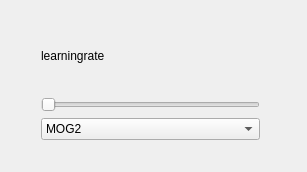
The window that src/ip/dialogs/BackgroundSubtractionStepDialog.ui (schwittlick/BachelorThesis) describes before a commit, drawn with Qt 5.
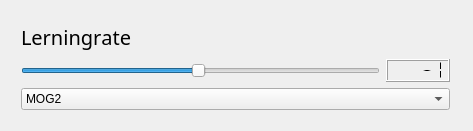
The same window after the commit.

Commit message: fixes the gui for the background subtraction + #79

The edit to the form file:
```diff
--- a/src/ip/dialogs/BackgroundSubtractionStepDialog.ui
+++ b/src/ip/dialogs/BackgroundSubtractionStepDialog.ui
@@ -6,8 +6,8 @@
    <rect>
     <x>0</x>
     <y>0</y>
-    <width>307</width>
-    <height>172</height>
+    <width>473</width>
+    <height>131</height>
    </rect>
   </property>
   <property name="windowTitle">
@@ -16,28 +16,63 @@
   <widget class="QWidget" name="layoutWidget">
    <property name="geometry">
     <rect>
-     <x>30</x>
+     <x>10</x>
      <y>10</y>
-     <width>241</width>
-     <height>141</height>
+     <width>451</width>
+     <height>111</height>
     </rect>
    </property>
-   <layout class="QVBoxLayout" name="verticalLayout">
+   <layout class="QVBoxLayout" name="verticalLayout_2">
     <item>
      <widget class="QLabel" name="label_learningrate">
+      <property name="font">
+       <font>
+        <family>Replica-Bold</family>
+        <pointsize>15</pointsize>
+        <kerning>false</kerning>
+       </font>
+      </property>
       <property name="text">
-       <string>learningrate</string>
+       <string>Lerningrate</string>
       </property>
      </widget>
     </item>
+    <item>
+     <layout class="QVBoxLayout" name="verticalLayout">
+      <item>
+       <layout class="QHBoxLayout" name="horizontalLayout">
     <item>
      <widget class="QSlider" name="slider_learningrate">
+          <property name="minimum">
+           <number>-100</number>
+          </property>
+          <property name="maximum">
+           <number>100</number>
+          </property>
+          <property name="singleStep">
+           <number>1</number>
+          </property>
+          <property name="value">
+           <number>-1</number>
+          </property>
       <property name="orientation">
        <enum>Qt::Horizontal</enum>
       </property>
      </widget>
     </item>
     <item>
+         <widget class="QLCDNumber" name="lcdNumber">
+          <property name="segmentStyle">
+           <enum>QLCDNumber::Flat</enum>
+          </property>
+          <property name="value" stdset="0">
+           <double>-1.000000000000000</double>
+          </property>
+         </widget>
+        </item>
+       </layout>
+      </item>
+      <item>
      <widget class="QComboBox" name="comboBox">
       <property name="currentIndex">
        <number>2</number>
@@ -63,6 +98,8 @@
        </property>
       </item>
      </widget>
+      </item>
+     </layout>
     </item>
    </layout>
   </widget>
```
Lines whose indentation alone changed are shown as unchanged. The commit also changes 2 other files.
